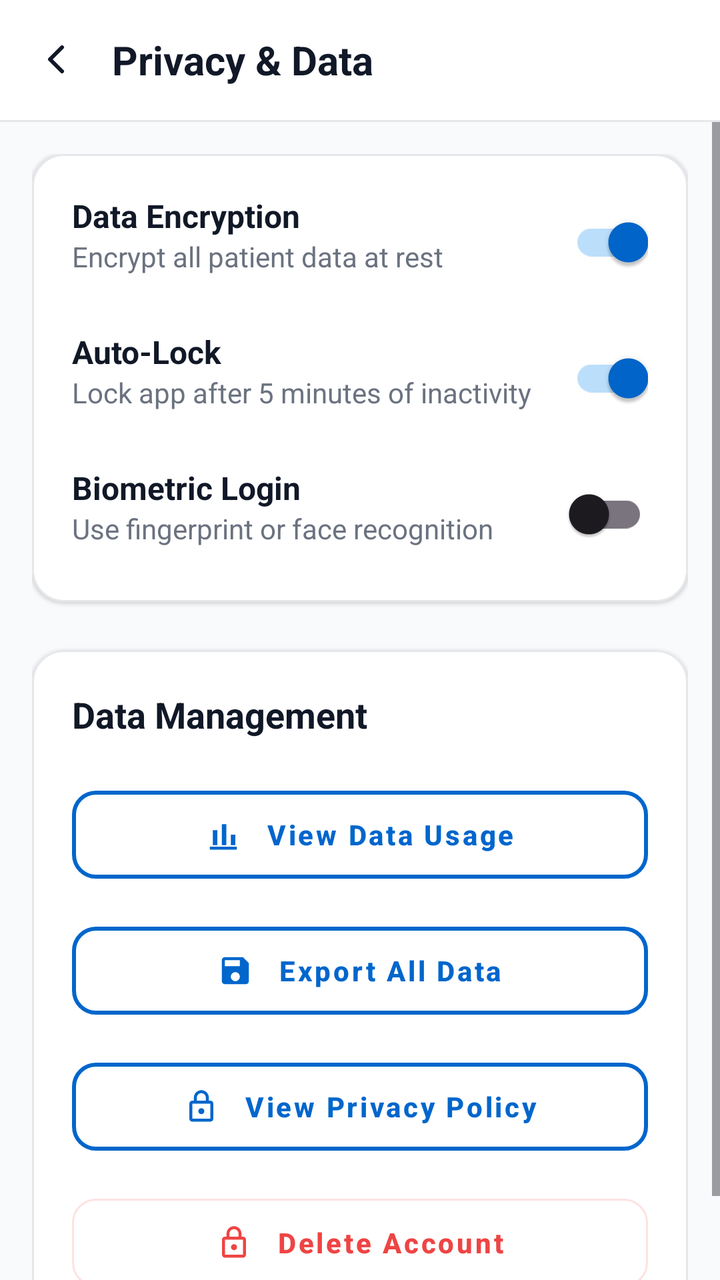
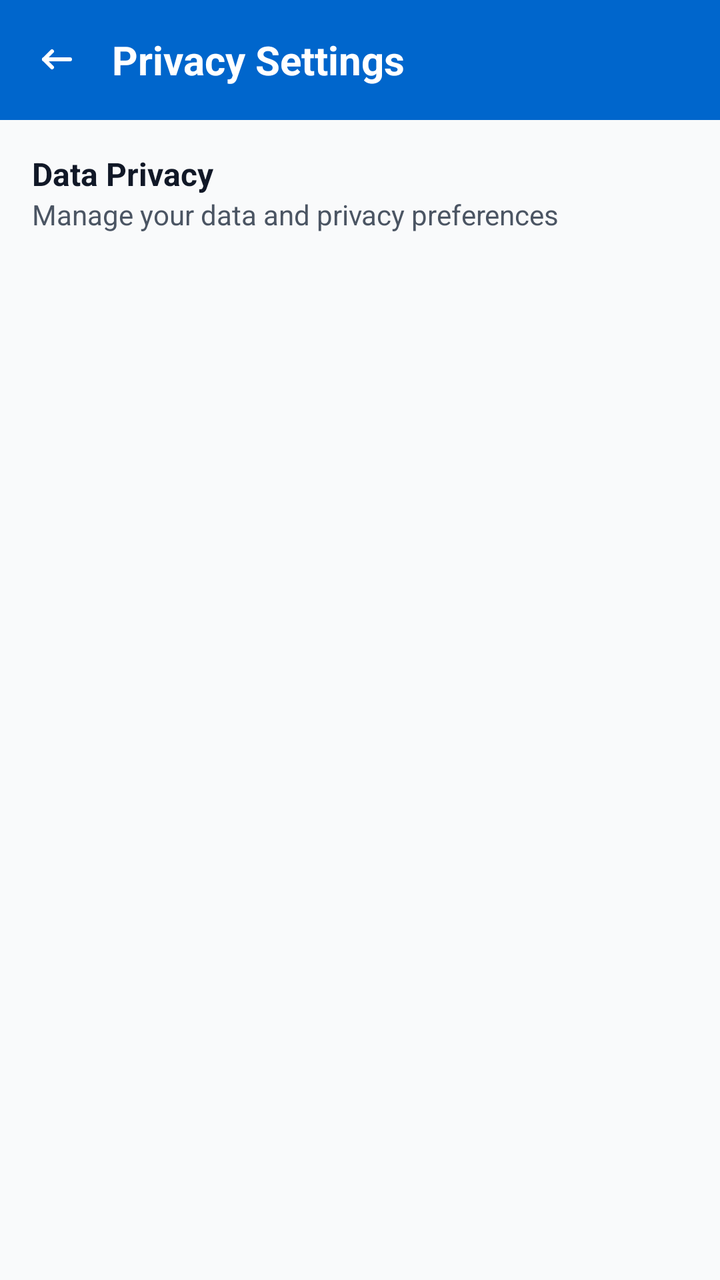

An Android layout rendered at two revisions. The XML below is the earlier revision; the diff shows what the commit changed to produce the second picture.
<!-- AndroidManifest.xml: application theme Theme.Bladder_frontend -->
<!-- res/layout/activity_privacy.xml -->
<?xml version="1.0" encoding="utf-8"?>
<androidx.constraintlayout.widget.ConstraintLayout xmlns:android="http://schemas.android.com/apk/res/android"
    xmlns:app="http://schemas.android.com/apk/res-auto"
    xmlns:tools="http://schemas.android.com/tools"
    android:layout_width="match_parent"
    android:layout_height="match_parent"
    android:background="#F9FAFB"
    tools:context=".PrivacyActivity">

    
    <androidx.appcompat.widget.Toolbar
        android:id="@+id/toolbar"
        android:layout_width="match_parent"
        android:layout_height="60dp"
        android:background="#FFFFFF"
        app:layout_constraintTop_toTopOf="parent">

        <RelativeLayout
            android:layout_width="match_parent"
            android:layout_height="wrap_content"
            android:layout_marginEnd="16dp">

            <ImageView
                android:id="@+id/btn_back"
                android:layout_width="24dp"
                android:layout_height="24dp"
                android:layout_centerVertical="true"
                android:src="@drawable/ic_arrow_back"
                app:tint="#111827" />

            <TextView
                android:layout_width="wrap_content"
                android:layout_height="wrap_content"
                android:layout_centerVertical="true"
                android:layout_marginStart="16dp"
                android:layout_toEndOf="@id/btn_back"
                android:text="Privacy &amp; Data"
                android:textColor="#111827"
                android:textSize="20sp"
                android:textStyle="bold" />
        </RelativeLayout>
    </androidx.appcompat.widget.Toolbar>

    <View
        android:id="@+id/divider"
        android:layout_width="match_parent"
        android:layout_height="1dp"
        android:background="#E5E7EB"
        app:layout_constraintTop_toBottomOf="@id/toolbar" />

    <ScrollView
        android:layout_width="match_parent"
        android:layout_height="0dp"
        android:fillViewport="true"
        app:layout_constraintBottom_toBottomOf="parent"
        app:layout_constraintTop_toBottomOf="@id/divider">

        <LinearLayout
            android:layout_width="match_parent"
            android:layout_height="wrap_content"
            android:orientation="vertical"
            android:padding="16dp">

            
            <com.google.android.material.card.MaterialCardView
                android:layout_width="match_parent"
                android:layout_height="wrap_content"
                app:cardBackgroundColor="#FFFFFF"
                app:cardCornerRadius="16dp"
                app:cardElevation="1dp"
                app:strokeColor="#E5E7EB"
                app:strokeWidth="1dp">

                <LinearLayout
                    android:layout_width="match_parent"
                    android:layout_height="wrap_content"
                    android:orientation="vertical"
                    android:padding="20dp">

                    
                    <RelativeLayout
                        android:layout_width="match_parent"
                        android:layout_height="wrap_content">

                        <LinearLayout
                            android:layout_width="wrap_content"
                            android:layout_height="wrap_content"
                            android:layout_alignParentStart="true"
                            android:layout_toStartOf="@+id/switch_encryption"
                            android:orientation="vertical">

                            <TextView
                                android:layout_width="wrap_content"
                                android:layout_height="wrap_content"
                                android:text="Data Encryption"
                                android:textColor="#111827"
                                android:textSize="16sp"
                                android:textStyle="bold" />

                            <TextView
                                android:layout_width="wrap_content"
                                android:layout_height="wrap_content"
                                android:text="Encrypt all patient data at rest"
                                android:textColor="#6B7280"
                                android:textSize="14sp" />
                        </LinearLayout>

                        <com.google.android.material.switchmaterial.SwitchMaterial
                            android:id="@+id/switch_encryption"
                            android:layout_width="wrap_content"
                            android:layout_height="wrap_content"
                            android:layout_alignParentEnd="true"
                            android:layout_centerVertical="true"
                            android:checked="true"
                            app:thumbTint="#0066CC"
                            app:trackTint="#BBDEFB" />
                    </RelativeLayout>

                    
                    <RelativeLayout
                        android:layout_width="match_parent"
                        android:layout_height="wrap_content"
                        android:layout_marginTop="20dp">

                        <LinearLayout
                            android:layout_width="wrap_content"
                            android:layout_height="wrap_content"
                            android:layout_alignParentStart="true"
                            android:layout_toStartOf="@+id/switch_autolock"
                            android:orientation="vertical">

                            <TextView
                                android:layout_width="wrap_content"
                                android:layout_height="wrap_content"
                                android:text="Auto-Lock"
                                android:textColor="#111827"
                                android:textSize="16sp"
                                android:textStyle="bold" />

                            <TextView
                                android:layout_width="wrap_content"
                                android:layout_height="wrap_content"
                                android:text="Lock app after 5 minutes of inactivity"
                                android:textColor="#6B7280"
                                android:textSize="14sp" />
                        </LinearLayout>

                        <com.google.android.material.switchmaterial.SwitchMaterial
                            android:id="@+id/switch_autolock"
                            android:layout_width="wrap_content"
                            android:layout_height="wrap_content"
                            android:layout_alignParentEnd="true"
                            android:layout_centerVertical="true"
                            android:checked="true"
                            app:thumbTint="#0066CC"
                            app:trackTint="#BBDEFB" />
                    </RelativeLayout>

                    
                    <RelativeLayout
                        android:layout_width="match_parent"
                        android:layout_height="wrap_content"
                        android:layout_marginTop="20dp">

                        <LinearLayout
                            android:layout_width="wrap_content"
                            android:layout_height="wrap_content"
                            android:layout_alignParentStart="true"
                            android:layout_toStartOf="@+id/switch_biometric"
                            android:orientation="vertical">

                            <TextView
                                android:layout_width="wrap_content"
                                android:layout_height="wrap_content"
                                android:text="Biometric Login"
                                android:textColor="#111827"
                                android:textSize="16sp"
                                android:textStyle="bold" />

                            <TextView
                                android:layout_width="wrap_content"
                                android:layout_height="wrap_content"
                                android:text="Use fingerprint or face recognition"
                                android:textColor="#6B7280"
                                android:textSize="14sp" />
                        </LinearLayout>

                        <com.google.android.material.switchmaterial.SwitchMaterial
                            android:id="@+id/switch_biometric"
                            android:layout_width="wrap_content"
                            android:layout_height="wrap_content"
                            android:layout_alignParentEnd="true"
                            android:layout_centerVertical="true"
                            android:checked="false" />
                    </RelativeLayout>

                </LinearLayout>
            </com.google.android.material.card.MaterialCardView>

            
            <com.google.android.material.card.MaterialCardView
                android:layout_width="match_parent"
                android:layout_height="wrap_content"
                android:layout_marginTop="24dp"
                app:cardBackgroundColor="#FFFFFF"
                app:cardCornerRadius="16dp"
                app:cardElevation="1dp"
                app:strokeColor="#E5E7EB"
                app:strokeWidth="1dp">

                <LinearLayout
                    android:layout_width="match_parent"
                    android:layout_height="wrap_content"
                    android:orientation="vertical"
                    android:padding="20dp">

                    <TextView
                        android:layout_width="wrap_content"
                        android:layout_height="wrap_content"
                        android:text="Data Management"
                        android:textColor="#111827"
                        android:textSize="18sp"
                        android:textStyle="bold" />

                    
                    <com.google.android.material.button.MaterialButton
                        android:id="@+id/btn_view_data_usage"
                        style="@style/Widget.MaterialComponents.Button.OutlinedButton"
                        android:layout_width="match_parent"
                        android:layout_height="56dp"
                        android:layout_marginTop="20dp"
                        android:text="View Data Usage"
                        android:textAllCaps="false"
                        android:textColor="#0066CC"
                        android:textStyle="bold"
                        app:cornerRadius="12dp"
                        app:icon="@drawable/ic_analytics"
                        app:iconGravity="textStart"
                        app:iconPadding="12dp"
                        app:iconTint="#0066CC"
                        app:strokeColor="#0066CC"
                        app:strokeWidth="2dp" />

                    
                    <com.google.android.material.button.MaterialButton
                        android:id="@+id/btn_export_all"
                        style="@style/Widget.MaterialComponents.Button.OutlinedButton"
                        android:layout_width="match_parent"
                        android:layout_height="56dp"
                        android:layout_marginTop="12dp"
                        android:text="Export All Data"
                        android:textAllCaps="false"
                        android:textColor="#0066CC"
                        android:textStyle="bold"
                        app:cornerRadius="12dp"
                        app:icon="@drawable/ic_save"
                        app:iconGravity="textStart"
                        app:iconPadding="12dp"
                        app:iconTint="#0066CC"
                        app:strokeColor="#0066CC"
                        app:strokeWidth="2dp" />

                    
                    <com.google.android.material.button.MaterialButton
                        android:id="@+id/btn_view_privacy_policy"
                        style="@style/Widget.MaterialComponents.Button.OutlinedButton"
                        android:layout_width="match_parent"
                        android:layout_height="56dp"
                        android:layout_marginTop="12dp"
                        android:text="View Privacy Policy"
                        android:textAllCaps="false"
                        android:textColor="#0066CC"
                        android:textStyle="bold"
                        app:cornerRadius="12dp"
                        app:icon="@drawable/ic_lock"
                        app:iconGravity="textStart"
                        app:iconPadding="12dp"
                        app:iconTint="#0066CC"
                        app:strokeColor="#0066CC"
                        app:strokeWidth="2dp" />

                    
                    <com.google.android.material.button.MaterialButton
                        android:id="@+id/btn_delete_account"
                        style="@style/Widget.MaterialComponents.Button.OutlinedButton"
                        android:layout_width="match_parent"
                        android:layout_height="56dp"
                        android:layout_marginTop="12dp"
                        android:text="Delete Account"
                        android:textAllCaps="false"
                        android:textColor="#EF4444"
                        android:textStyle="bold"
                        app:cornerRadius="12dp"
                        app:icon="@drawable/ic_lock"
                        app:iconGravity="textStart"
                        app:iconPadding="12dp"
                        app:iconTint="#EF4444"
                        app:strokeColor="#FEE2E2"
                        app:strokeWidth="1dp" />

                </LinearLayout>
            </com.google.android.material.card.MaterialCardView>

        </LinearLayout>
    </ScrollView>

</androidx.constraintlayout.widget.ConstraintLayout>
<!-- resources referenced by this layout -->
<resources>
  <!-- drawable ic_analytics (drawable) -->
  <vector xmlns:android="http://schemas.android.com/apk/res/android"
      android:width="24dp"
      android:height="24dp"
      android:viewportWidth="24"
      android:viewportHeight="24">
    <path
        android:fillColor="#3B82F6"
        android:pathData="M3,22h18v-2H3V22zM5,19h3V9H5V19zM11,19h3V5h-3V19zM17,19h3v-7h-3V19z"/>
  </vector>
  <!-- drawable ic_arrow_back (drawable) -->
  <vector xmlns:android="http://schemas.android.com/apk/res/android"
      android:width="24dp"
      android:height="24dp"
      android:viewportWidth="24"
      android:viewportHeight="24">
    <path
        android:pathData="M15,18l-6,-6l6,-6"
        android:strokeLineJoin="round"
        android:strokeWidth="2"
        android:fillColor="#00000000"
        android:strokeColor="#000000"
        android:strokeLineCap="round"/>
  </vector>
  <!-- drawable ic_lock (drawable) -->
  <vector xmlns:android="http://schemas.android.com/apk/res/android"
      android:width="24dp"
      android:height="24dp"
      android:viewportWidth="24"
      android:viewportHeight="24">
    <path
        android:fillColor="#6B7280"
        android:pathData="M18,8h-1V6c0,-2.76 -2.24,-5 -5,-5S7,3.24 7,6v2H6c-1.1,0 -2,0.9 -2,2v10c0,1.1 0.9,2 2,2h12c1.1,0 2,-0.9 2,-2V10C20,8.9 19.1,8 18,8zM9,6c0,-1.66 1.34,-3 3,-3s3,1.34 3,3v2H9V6zM18,20H6V10h12V20zM12,17c1.1,0 2,-0.9 2,-2s-0.9,-2 -2,-2s-2,0.9 -2,2S10.9,17 12,17z"/>
  </vector>
  <!-- drawable ic_save (drawable) -->
  <vector xmlns:android="http://schemas.android.com/apk/res/android"
      android:width="24dp"
      android:height="24dp"
      android:viewportWidth="24"
      android:viewportHeight="24">
      <path
          android:fillColor="#000000"
          android:pathData="M17,3H5c-1.11,0 -2,0.9 -2,2v14c0,1.1 0.89,2 2,2h14c1.1,0 2,-0.9 2,-2V7l-4,-4zm-5,16c-1.66,0 -3,-1.34 -3,-3s1.34,-3 3,-3s3,1.34 3,3s-1.34,3 -3,3zm3,-10H5V5h10v4z" />
  </vector>
  <style name="Theme.Bladder_frontend" parent="Base.Theme.Bladder_frontend" />
  <style name="Base.Theme.Bladder_frontend" parent="Theme.Material3.DayNight.NoActionBar">
          
          
      </style>
</resources>

<!-- the commit's change to res/layout/activity_privacy.xml (unified diff, before → after) -->
@@ -1,18 +1,15 @@
 <?xml version="1.0" encoding="utf-8"?>
 <androidx.constraintlayout.widget.ConstraintLayout xmlns:android="http://schemas.android.com/apk/res/android"
     xmlns:app="http://schemas.android.com/apk/res-auto"
-    xmlns:tools="http://schemas.android.com/tools"
     android:layout_width="match_parent"
     android:layout_height="match_parent"
-    android:background="#F9FAFB"
-    tools:context=".PrivacyActivity">
+    android:background="@color/background_color">
 
-    
     <androidx.appcompat.widget.Toolbar
         android:id="@+id/toolbar"
         android:layout_width="match_parent"
         android:layout_height="60dp"
-        android:background="#FFFFFF"
+        android:background="#0066CC"
         app:layout_constraintTop_toTopOf="parent">
 
         <RelativeLayout
@@ -25,8 +22,9 @@
                 android:layout_width="24dp"
                 android:layout_height="24dp"
                 android:layout_centerVertical="true"
-                android:src="@drawable/ic_arrow_back"
-                app:tint="#111827" />
+                android:src="@drawable/ic_sign_in_arrow"
+                android:rotation="180"
+                app:tint="#FFFFFF" />
 
             <TextView
                 android:layout_width="wrap_content"
@@ -34,274 +32,36 @@
                 android:layout_centerVertical="true"
                 android:layout_marginStart="16dp"
                 android:layout_toEndOf="@id/btn_back"
-                android:text="Privacy &amp; Data"
-                android:textColor="#111827"
+                android:text="Privacy Settings"
+                android:textColor="#FFFFFF"
                 android:textSize="20sp"
                 android:textStyle="bold" />
+
         </RelativeLayout>
     </androidx.appcompat.widget.Toolbar>
 
-    <View
-        android:id="@+id/divider"
+    <LinearLayout
+        android:id="@+id/btn_data_privacy_detail"
         android:layout_width="match_parent"
-        android:layout_height="1dp"
-        android:background="#E5E7EB"
-        app:layout_constraintTop_toBottomOf="@id/toolbar" />
+        android:layout_height="wrap_content"
+        android:orientation="vertical"
+        android:padding="16dp"
+        app:layout_constraintTop_toBottomOf="@id/toolbar">
 
-    <ScrollView
-        android:layout_width="match_parent"
-        android:layout_height="0dp"
-        android:fillViewport="true"
-        app:layout_constraintBottom_toBottomOf="parent"
-        app:layout_constraintTop_toBottomOf="@id/divider">
+        <TextView
+            android:layout_width="wrap_content"
+            android:layout_height="wrap_content"
+            android:text="Data Privacy"
+            android:textColor="@color/text_color_primary"
+            android:textSize="16sp"
+            android:textStyle="bold" />
 
-        <LinearLayout
-            android:layout_width="match_parent"
+        <TextView
+            android:layout_width="wrap_content"
             android:layout_height="wrap_content"
-            android:orientation="vertical"
-            android:padding="16dp">
-
-            
-            <com.google.android.material.card.MaterialCardView
-                android:layout_width="match_parent"
-                android:layout_height="wrap_content"
-                app:cardBackgroundColor="#FFFFFF"
-                app:cardCornerRadius="16dp"
-                app:cardElevation="1dp"
-                app:strokeColor="#E5E7EB"
-                app:strokeWidth="1dp">
-
-                <LinearLayout
-                    android:layout_width="match_parent"
-                    android:layout_height="wrap_content"
-                    android:orientation="vertical"
-                    android:padding="20dp">
-
-                    
-                    <RelativeLayout
-                        android:layout_width="match_parent"
-                        android:layout_height="wrap_content">
-
-                        <LinearLayout
-                            android:layout_width="wrap_content"
-                            android:layout_height="wrap_content"
-                            android:layout_alignParentStart="true"
-                            android:layout_toStartOf="@+id/switch_encryption"
-                            android:orientation="vertical">
-
-                            <TextView
-                                android:layout_width="wrap_content"
-                                android:layout_height="wrap_content"
-                                android:text="Data Encryption"
-                                android:textColor="#111827"
-                                android:textSize="16sp"
-                                android:textStyle="bold" />
-
-                            <TextView
-                                android:layout_width="wrap_content"
-                                android:layout_height="wrap_content"
-                                android:text="Encrypt all patient data at rest"
-                                android:textColor="#6B7280"
-                                android:textSize="14sp" />
-                        </LinearLayout>
-
-                        <com.google.android.material.switchmaterial.SwitchMaterial
-                            android:id="@+id/switch_encryption"
-                            android:layout_width="wrap_content"
-                            android:layout_height="wrap_content"
-                            android:layout_alignParentEnd="true"
-                            android:layout_centerVertical="true"
-                            android:checked="true"
-                            app:thumbTint="#0066CC"
-                            app:trackTint="#BBDEFB" />
-                    </RelativeLayout>
-
-                    
-                    <RelativeLayout
-                        android:layout_width="match_parent"
-                        android:layout_height="wrap_content"
-                        android:layout_marginTop="20dp">
-
-                        <LinearLayout
-                            android:layout_width="wrap_content"
-                            android:layout_height="wrap_content"
-                            android:layout_alignParentStart="true"
-                            android:layout_toStartOf="@+id/switch_autolock"
-                            android:orientation="vertical">
-
-                            <TextView
-                                android:layout_width="wrap_content"
-                                android:layout_height="wrap_content"
-                                android:text="Auto-Lock"
-                                android:textColor="#111827"
-                                android:textSize="16sp"
-                                android:textStyle="bold" />
-
-                            <TextView
-                                android:layout_width="wrap_content"
-                                android:layout_height="wrap_content"
-                                android:text="Lock app after 5 minutes of inactivity"
-                                android:textColor="#6B7280"
-                                android:textSize="14sp" />
-                        </LinearLayout>
-
-                        <com.google.android.material.switchmaterial.SwitchMaterial
-                            android:id="@+id/switch_autolock"
-                            android:layout_width="wrap_content"
-                            android:layout_height="wrap_content"
-                            android:layout_alignParentEnd="true"
-                            android:layout_centerVertical="true"
-                            android:checked="true"
-                            app:thumbTint="#0066CC"
-                            app:trackTint="#BBDEFB" />
-                    </RelativeLayout>
-
-                    
-                    <RelativeLayout
-                        android:layout_width="match_parent"
-                        android:layout_height="wrap_content"
-                        android:layout_marginTop="20dp">
-
-                        <LinearLayout
-                            android:layout_width="wrap_content"
-                            android:layout_height="wrap_content"
-                            android:layout_alignParentStart="true"
-                            android:layout_toStartOf="@+id/switch_biometric"
-                            android:orientation="vertical">
-
-                            <TextView
-                                android:layout_width="wrap_content"
-                                android:layout_height="wrap_content"
-                                android:text="Biometric Login"
-                                android:textColor="#111827"
-                                android:textSize="16sp"
-                                android:textStyle="bold" />
-
-                            <TextView
-                                android:layout_width="wrap_content"
-                                android:layout_height="wrap_content"
-                                android:text="Use fingerprint or face recognition"
-                                android:textColor="#6B7280"
-                                android:textSize="14sp" />
-                        </LinearLayout>
-
-                        <com.google.android.material.switchmaterial.SwitchMaterial
-                            android:id="@+id/switch_biometric"
-                            android:layout_width="wrap_content"
-                            android:layout_height="wrap_content"
-                            android:layout_alignParentEnd="true"
-                            android:layout_centerVertical="true"
-                            android:checked="false" />
-                    </RelativeLayout>
-
-                </LinearLayout>
-            </com.google.android.material.card.MaterialCardView>
-
-            
-            <com.google.android.material.card.MaterialCardView
-                android:layout_width="match_parent"
-                android:layout_height="wrap_content"
-                android:layout_marginTop="24dp"
-                app:cardBackgroundColor="#FFFFFF"
-                app:cardCornerRadius="16dp"
-                app:cardElevation="1dp"
-                app:strokeColor="#E5E7EB"
-                app:strokeWidth="1dp">
-
-                <LinearLayout
-                    android:layout_width="match_parent"
-                    android:layout_height="wrap_content"
-                    android:orientation="vertical"
-                    android:padding="20dp">
-
-                    <TextView
-                        android:layout_width="wrap_content"
-                        android:layout_height="wrap_content"
-                        android:text="Data Management"
-                        android:textColor="#111827"
-                        android:textSize="18sp"
-                        android:textStyle="bold" />
-
-                    
-                    <com.google.android.material.button.MaterialButton
-                        android:id="@+id/btn_view_data_usage"
-                        style="@style/Widget.MaterialComponents.Button.OutlinedButton"
-                        android:layout_width="match_parent"
-                        android:layout_height="56dp"
-                        android:layout_marginTop="20dp"
-                        android:text="View Data Usage"
-                        android:textAllCaps="false"
-                        android:textColor="#0066CC"
-                        android:textStyle="bold"
-                        app:cornerRadius="12dp"
-                        app:icon="@drawable/ic_analytics"
-                        app:iconGravity="textStart"
-                        app:iconPadding="12dp"
-                        app:iconTint="#0066CC"
-                        app:strokeColor="#0066CC"
-                        app:strokeWidth="2dp" />
-
-                    
-                    <com.google.android.material.button.MaterialButton
-                        android:id="@+id/btn_export_all"
-                        style="@style/Widget.MaterialComponents.Button.OutlinedButton"
-                        android:layout_width="match_parent"
-                        android:layout_height="56dp"
-                        android:layout_marginTop="12dp"
-                        android:text="Export All Data"
-                        android:textAllCaps="false"
-                        android:textColor="#0066CC"
-                        android:textStyle="bold"
-                        app:cornerRadius="12dp"
-                        app:icon="@drawable/ic_save"
-                        app:iconGravity="textStart"
-                        app:iconPadding="12dp"
-                        app:iconTint="#0066CC"
-                        app:strokeColor="#0066CC"
-                        app:strokeWidth="2dp" />
-
-                    
-                    <com.google.android.material.button.MaterialButton
-                        android:id="@+id/btn_view_privacy_policy"
-                        style="@style/Widget.MaterialComponents.Button.OutlinedButton"
-                        android:layout_width="match_parent"
-                        android:layout_height="56dp"
-                        android:layout_marginTop="12dp"
-                        android:text="View Privacy Policy"
-                        android:textAllCaps="false"
-                        android:textColor="#0066CC"
-                        android:textStyle="bold"
-                        app:cornerRadius="12dp"
-                        app:icon="@drawable/ic_lock"
-                        app:iconGravity="textStart"
-                        app:iconPadding="12dp"
-                        app:iconTint="#0066CC"
-                        app:strokeColor="#0066CC"
-                        app:strokeWidth="2dp" />
-
-                    
-                    <com.google.android.material.button.MaterialButton
-                        android:id="@+id/btn_delete_account"
-                        style="@style/Widget.MaterialComponents.Button.OutlinedButton"
-                        android:layout_width="match_parent"
-                        android:layout_height="56dp"
-                        android:layout_marginTop="12dp"
-                        android:text="Delete Account"
-                        android:textAllCaps="false"
-                        android:textColor="#EF4444"
-                        android:textStyle="bold"
-                        app:cornerRadius="12dp"
-                        app:icon="@drawable/ic_lock"
-                        app:iconGravity="textStart"
-                        app:iconPadding="12dp"
-                        app:iconTint="#EF4444"
-                        app:strokeColor="#FEE2E2"
-                        app:strokeWidth="1dp" />
-
-                </LinearLayout>
-            </com.google.android.material.card.MaterialCardView>
-
-        </LinearLayout>
-    </ScrollView>
+            android:text="Manage your data and privacy preferences"
+            android:textColor="@color/text_color_secondary"
+            android:textSize="14sp" />
+    </LinearLayout>
 
 </androidx.constraintlayout.widget.ConstraintLayout>
<!-- resource entries referenced after the edit -->
@@ -1,53 +1,32 @@
 <!-- resources referenced by this layout -->
 <resources>
-  <!-- drawable ic_analytics (drawable) -->
-  <vector xmlns:android="http://schemas.android.com/apk/res/android"
-      android:width="24dp"
-      android:height="24dp"
-      android:viewportWidth="24"
-      android:viewportHeight="24">
-    <path
-        android:fillColor="#3B82F6"
-        android:pathData="M3,22h18v-2H3V22zM5,19h3V9H5V19zM11,19h3V5h-3V19zM17,19h3v-7h-3V19z"/>
-  </vector>
-  <!-- drawable ic_arrow_back (drawable) -->
-  <vector xmlns:android="http://schemas.android.com/apk/res/android"
-      android:width="24dp"
-      android:height="24dp"
-      android:viewportWidth="24"
-      android:viewportHeight="24">
-    <path
-        android:pathData="M15,18l-6,-6l6,-6"
-        android:strokeLineJoin="round"
-        android:strokeWidth="2"
-        android:fillColor="#00000000"
-        android:strokeColor="#000000"
-        android:strokeLineCap="round"/>
-  </vector>
-  <!-- drawable ic_lock (drawable) -->
-  <vector xmlns:android="http://schemas.android.com/apk/res/android"
-      android:width="24dp"
-      android:height="24dp"
-      android:viewportWidth="24"
-      android:viewportHeight="24">
-    <path
-        android:fillColor="#6B7280"
-        android:pathData="M18,8h-1V6c0,-2.76 -2.24,-5 -5,-5S7,3.24 7,6v2H6c-1.1,0 -2,0.9 -2,2v10c0,1.1 0.9,2 2,2h12c1.1,0 2,-0.9 2,-2V10C20,8.9 19.1,8 18,8zM9,6c0,-1.66 1.34,-3 3,-3s3,1.34 3,3v2H9V6zM18,20H6V10h12V20zM12,17c1.1,0 2,-0.9 2,-2s-0.9,-2 -2,-2s-2,0.9 -2,2S10.9,17 12,17z"/>
-  </vector>
-  <!-- drawable ic_save (drawable) -->
+  <color name="background_color">#F9FAFB</color>
+  <color name="text_color_primary">#111827</color>
+  <color name="text_color_secondary">#4B5563</color>
+  <!-- drawable ic_sign_in_arrow (drawable) -->
   <vector xmlns:android="http://schemas.android.com/apk/res/android"
       android:width="24dp"
       android:height="24dp"
       android:viewportWidth="24"
       android:viewportHeight="24">
       <path
-          android:fillColor="#000000"
-          android:pathData="M17,3H5c-1.11,0 -2,0.9 -2,2v14c0,1.1 0.89,2 2,2h14c1.1,0 2,-0.9 2,-2V7l-4,-4zm-5,16c-1.66,0 -3,-1.34 -3,-3s1.34,-3 3,-3s3,1.34 3,3s-1.34,3 -3,3zm3,-10H5V5h10v4z" />
+          android:strokeColor="#0066CC"
+          android:strokeWidth="2"
+          android:strokeLineCap="round"
+          android:strokeLineJoin="round"
+          android:pathData="M14,16l4,-4 -4,-4"/>
+      <path
+          android:strokeColor="#0066CC"
+          android:strokeWidth="2"
+          android:strokeLineCap="round"
+          android:strokeLineJoin="round"
+          android:pathData="M5,12h13"/>
   </vector>
   <style name="Theme.Bladder_frontend" parent="Base.Theme.Bladder_frontend" />
   <style name="Base.Theme.Bladder_frontend" parent="Theme.Material3.DayNight.NoActionBar">
           
-          
+          <item name="colorPrimary">@color/colorPrimary</item>
       </style>
+  <color name="colorPrimary">#0066CC</color>
 </resources>
 
